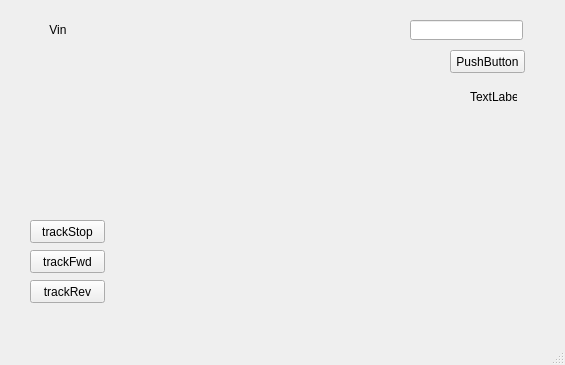
The window that mainwindow.ui (AndreyShi/udp_test) describes before a commit, drawn with Qt 5.
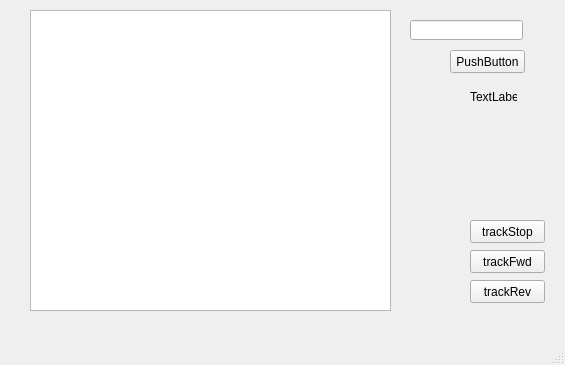
The same window after the commit.

The edit to the form file:
```diff
--- a/mainwindow.ui
+++ b/mainwindow.ui
@@ -53,7 +53,7 @@
    <widget class="QPushButton" name="pushButton_trackStop">
     <property name="geometry">
      <rect>
-      <x>30</x>
+      <x>470</x>
       <y>220</y>
       <width>75</width>
       <height>23</height>
@@ -66,7 +66,7 @@
    <widget class="QPushButton" name="pushButton_trackFwd">
     <property name="geometry">
      <rect>
-      <x>30</x>
+      <x>470</x>
       <y>250</y>
       <width>75</width>
       <height>23</height>
@@ -79,7 +79,7 @@
    <widget class="QPushButton" name="pushButton_trackRev">
     <property name="geometry">
      <rect>
-      <x>30</x>
+      <x>470</x>
       <y>280</y>
       <width>75</width>
       <height>23</height>
@@ -89,21 +89,15 @@
      <string>trackRev</string>
     </property>
    </widget>
-   <widget class="QLabel" name="label_Vin">
+   <widget class="QTextEdit" name="textEdit">
     <property name="geometry">
      <rect>
       <x>30</x>
-      <y>20</y>
-      <width>56</width>
-      <height>19</height>
+      <y>10</y>
+      <width>361</width>
+      <height>301</height>
      </rect>
     </property>
-    <property name="text">
-     <string>Vin</string>
-    </property>
-    <property name="alignment">
-     <set>Qt::AlignCenter</set>
-    </property>
    </widget>
   </widget>
   <widget class="QMenuBar" name="menubar">
```
Left out of the diff: 2 changed lines with no effect on the pictures.
